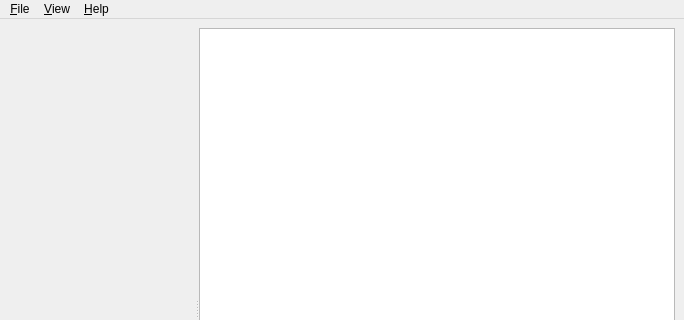
Old version of the form CodeChat/CodeChat.ui in the repository bjones1/CodeChat; both pictures show x 0 to 684 and y 0 to 320 of the 684 by 815 pixel window.
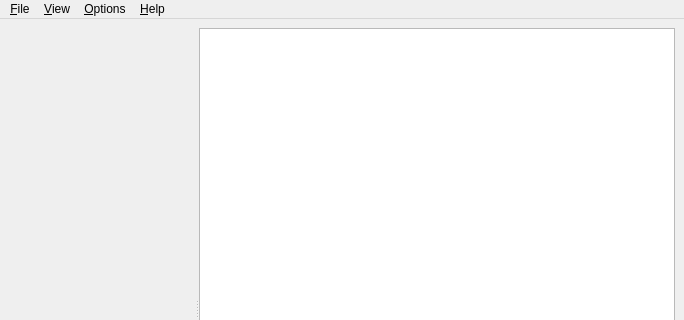
New version of the form. Custom widgets are drawn as their Qt base class.

Commit message: Add: Menu selection of output (Sphinx or Doxygen). Fix: Doxygen bugs. Still pretty broken.

The edit to the form file:
```diff
--- a/CodeChat/CodeChat.ui
+++ b/CodeChat/CodeChat.ui
@@ -217,8 +217,16 @@
     <addaction name="separator"/>
     <addaction name="action_About"/>
    </widget>
+   <widget class="QMenu" name="menuOptions">
+    <property name="title">
+     <string>&amp;Options</string>
+    </property>
+    <addaction name="action_Sphinx"/>
+    <addaction name="action_Doxygen"/>
+   </widget>
    <addaction name="menu_File"/>
    <addaction name="menuView"/>
+   <addaction name="menuOptions"/>
    <addaction name="menu_Help"/>
   </widget>
   <widget class="QStatusBar" name="statusbar"/>
```
Left out of the diff: 19 changed lines with no effect on the pictures. The commit also changes 2 other files.
